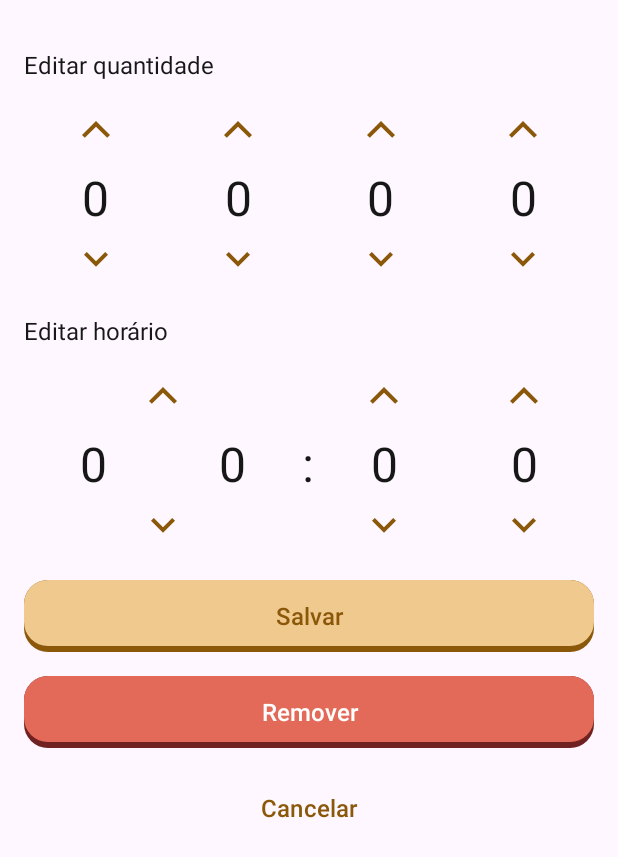
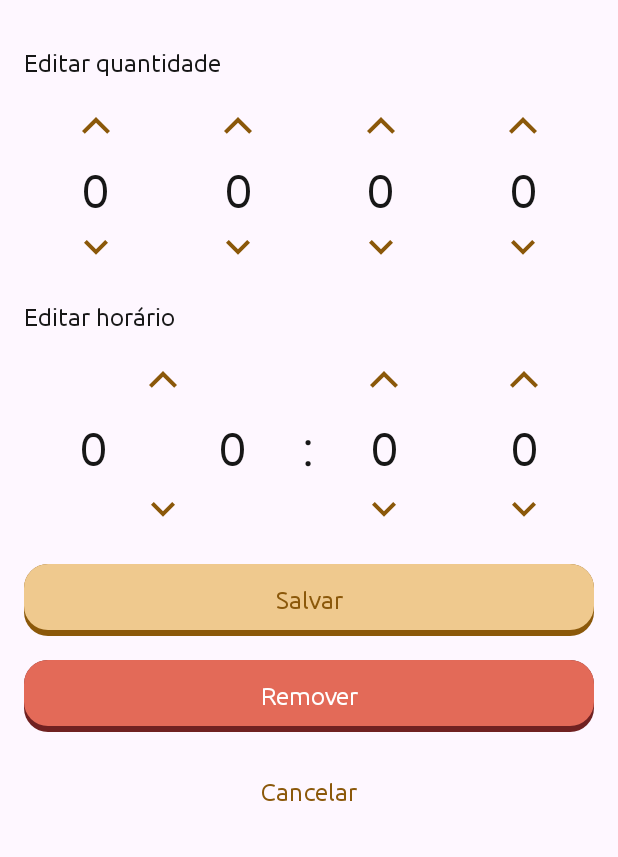
Before and after one commit to MateusPitura/app-android-kidney, an Android app: the layout bottom_sheet.xml on its own in the app's theme, with its tools: preview values and no code run, on a phone screen of 412 x 824 dp. Shown: the top 857 px of the screen. Run offline under Robolectric (Android 15) with nearby library versions, the phone set to English and light mode, and no system bars.

Commit message:
feat: add custom font

```diff
--- a/app/src/main/res/layout/activity_main.xml
+++ b/app/src/main/res/layout/activity_main.xml
@@ -79,6 +79,7 @@
                 app:layout_constraintWidth_percent="0.4" />
 
             <TextView
+                android:fontFamily="@font/ubuntu"
                 android:id="@+id/amount_percent"
                 android:layout_width="wrap_content"
                 android:layout_height="wrap_content"
@@ -95,6 +96,7 @@
                 app:layout_constraintVertical_bias="0.0" />
 
             <TextView
+                android:fontFamily="@font/ubuntu"
                 android:id="@+id/amount_total"
                 android:layout_width="wrap_content"
                 android:layout_height="wrap_content"
@@ -122,6 +124,7 @@
             android:padding="16dp">
 
             <com.google.android.material.button.MaterialButton
+                android:fontFamily="@font/ubuntu"
                 android:id="@+id/add_water"
                 android:layout_width="match_parent"
                 android:layout_height="wrap_content"
@@ -147,6 +150,7 @@
             android:padding="16dp">
 
             <TextView
+                android:fontFamily="@font/ubuntu"
                 android:id="@+id/alarm_text"
                 android:layout_width="wrap_content"
                 android:layout_height="wrap_content"
@@ -162,6 +166,7 @@
                 android:layout_weight="1" />
 
             <TextView
+                android:fontFamily="@font/ubuntu"
                 android:id="@+id/alarm_time"
                 android:layout_width="wrap_content"
                 android:layout_height="wrap_content"
@@ -181,6 +186,7 @@
             android:padding="16dp">
 
             <TextView
+                android:fontFamily="@font/ubuntu"
                 android:layout_width="wrap_content"
                 android:layout_height="wrap_content"
                 android:layout_marginBottom="16dp"
--- a/app/src/main/res/layout/bottom_sheet.xml
+++ b/app/src/main/res/layout/bottom_sheet.xml
@@ -7,6 +7,7 @@
 
     <TextView
         android:layout_width="wrap_content"
+        android:fontFamily="@font/ubuntu"
         android:layout_height="wrap_content"
         android:paddingVertical="16dp"
         android:text="Editar quantidade"
@@ -65,6 +66,7 @@
             android:src="@drawable/keyboard_control_key" />
 
         <TextView
+            android:fontFamily="@font/ubuntu"
             android:id="@+id/amount_value_1000"
             android:layout_width="0dp"
             android:layout_height="wrap_content"
@@ -75,6 +77,7 @@
             android:textSize="32dp" />
 
         <TextView
+            android:fontFamily="@font/ubuntu"
             android:id="@+id/amount_value_100"
             android:layout_width="0dp"
             android:layout_height="wrap_content"
@@ -85,6 +88,7 @@
             android:textSize="32dp" />
 
         <TextView
+            android:fontFamily="@font/ubuntu"
             android:id="@+id/amount_value_10"
             android:layout_width="0dp"
             android:layout_height="wrap_content"
@@ -95,6 +99,7 @@
             android:textSize="32dp" />
 
         <TextView
+            android:fontFamily="@font/ubuntu"
             android:id="@+id/amount_value_1"
             android:layout_width="0dp"
             android:layout_height="wrap_content"
@@ -151,6 +156,7 @@
     </GridLayout>
 
     <TextView
+        android:fontFamily="@font/ubuntu"
         android:layout_width="wrap_content"
         android:layout_height="wrap_content"
         android:paddingVertical="16dp"
@@ -212,6 +218,7 @@
             android:text="0"
             android:textAlignment="center"
             android:textColor="@color/black"
+            android:fontFamily="@font/ubuntu"
             android:textSize="32dp" />
 
         <TextView
@@ -222,6 +229,7 @@
             android:text="0"
             android:textAlignment="center"
             android:textColor="@color/black"
+            android:fontFamily="@font/ubuntu"
             android:textSize="32dp" />
 
         <TextView
@@ -240,6 +248,7 @@
             android:text="0"
             android:textAlignment="center"
             android:textColor="@color/black"
+            android:fontFamily="@font/ubuntu"
             android:textSize="32dp" />
 
         <TextView
@@ -250,6 +259,7 @@
             android:text="0"
             android:textAlignment="center"
             android:textColor="@color/black"
+            android:fontFamily="@font/ubuntu"
             android:textSize="32dp" />
 
         <ImageButton
@@ -299,6 +309,7 @@
         android:orientation="vertical">
 
         <androidx.appcompat.widget.AppCompatButton
+            android:fontFamily="@font/ubuntu"
             android:id="@+id/editDrink"
             android:layout_width="match_parent"
             android:layout_height="wrap_content"
@@ -312,6 +323,7 @@
             android:textSize="16dp" />
 
         <androidx.appcompat.widget.AppCompatButton
+            android:fontFamily="@font/ubuntu"
             android:id="@+id/deleteDrink"
             android:layout_width="match_parent"
             android:layout_height="wrap_content"
@@ -326,6 +338,7 @@
 
         <Button
             android:id="@+id/closeButton"
+            android:fontFamily="@font/ubuntu"
             android:layout_width="match_parent"
             android:layout_height="wrap_content"
             android:layout_marginVertical="8dp"
--- a/app/src/main/res/layout/fragment_empty_today_drink.xml
+++ b/app/src/main/res/layout/fragment_empty_today_drink.xml
@@ -7,6 +7,7 @@
     tools:context=".EmptyTodayDrink">
 
     <TextView
+        android:fontFamily="@font/ubuntu"
         android:id="@+id/empty_message"
         android:layout_width="match_parent"
         android:layout_height="match_parent"
--- a/app/src/main/res/layout/today_drink_item.xml
+++ b/app/src/main/res/layout/today_drink_item.xml
@@ -6,6 +6,7 @@
     android:orientation="horizontal">
 
     <TextView
+        android:fontFamily="@font/ubuntu"
         android:id="@+id/milliliters"
         android:layout_width="0dp"
         android:layout_height="wrap_content"
@@ -15,6 +16,7 @@
         android:textSize="16dp" />
 
     <TextView
+        android:fontFamily="@font/ubuntu"
         android:id="@+id/time"
         android:layout_width="wrap_content"
         android:layout_height="wrap_content"
--- a/app/src/main/res/values/strings.xml
+++ b/app/src/main/res/values/strings.xml
@@ -1,3 +1,3 @@
 <resources>
-    <string name="app_name">my-kidney-app</string>
+    <string name="app_name">Kidney - Water Tracker</string>
 </resources>
```
Also changed, not shown: app/src/main/java/com/example/my_kidney_app/MainActivity.kt (+13 -2 lines), app/src/main/res/font/ubuntu.ttf (added).
